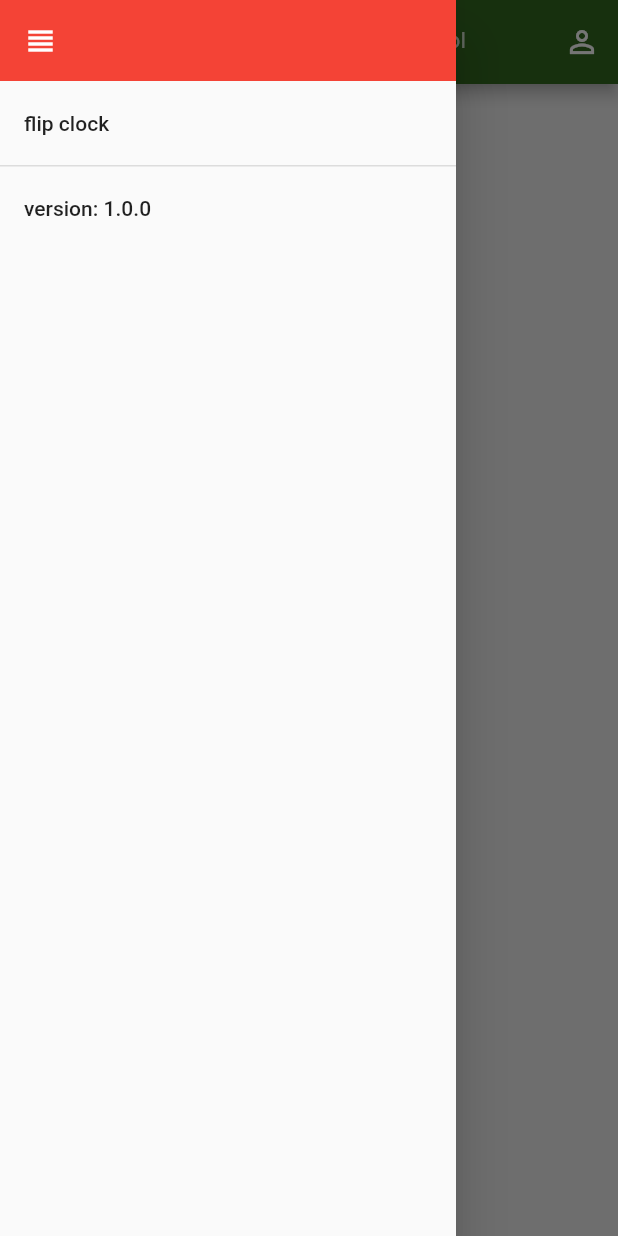
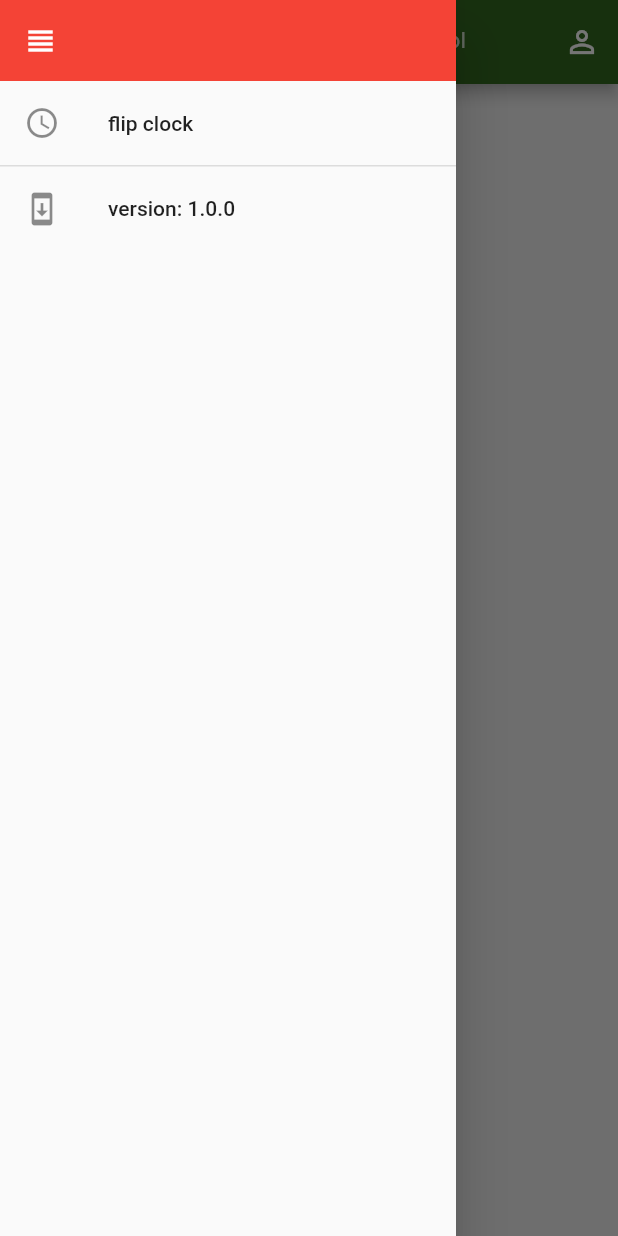
Before and after one commit to obzone/todolist, a Flutter app: the screen it shows after launch, with the side drawer open, on a phone screen of 412 x 824 dp. Run offline on Flutter 3.47's test engine with Material 2 defaults, Android fonts, the phone set to English and light mode, and no system bars; our stand-ins replace flutter_local_notifications, shared_preferences, wakelock; missing offline and left inert: wechat_kit; generated files the repository leaves out were written again.

Commit message:
no message

```diff
--- a/lib/views/index.dart
+++ b/lib/views/index.dart
@@ -46,6 +46,7 @@ class _HomePageView extends State<HomePageView> with TickerProviderStateMixin {
                 ),
               ),
               ListTile(
+                leading: Icon(Icons.access_time),
                 onTap: () {
                   Navigator.of(context).push(
                     PageRouteBuilder<void>(
@@ -67,6 +68,7 @@ class _HomePageView extends State<HomePageView> with TickerProviderStateMixin {
                 color: Theme.of(context).dividerColor,
               ),
               ListTile(
+                leading: Icon(Icons.system_update),
                 title: Text('version: 1.0.0'),
               ),
             ],
```
